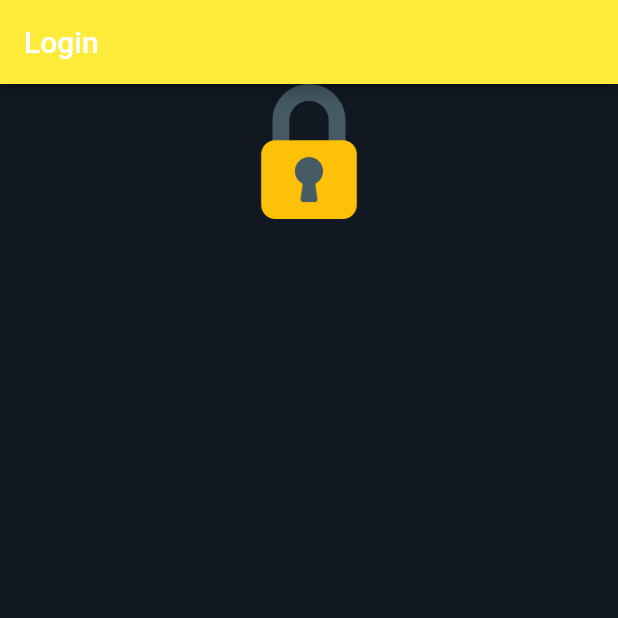
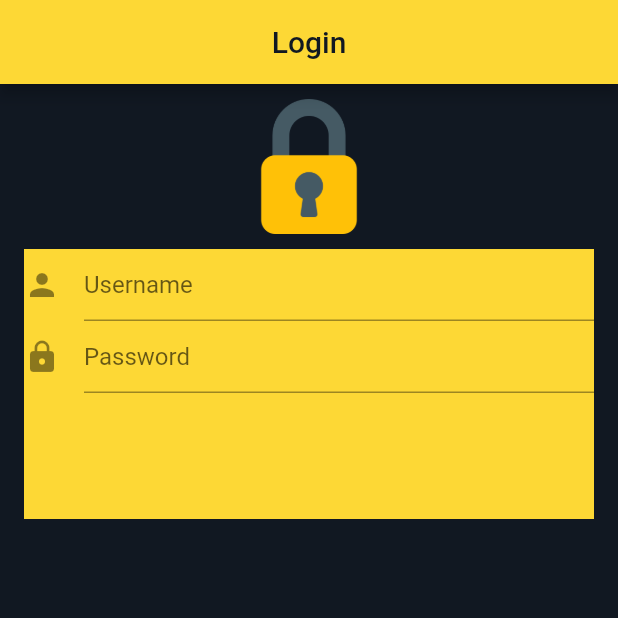
Before and after one commit to mreslamgeek/LoginForm, a Flutter app: the screen it shows after launch, on a phone screen of 412 x 824 dp, the top half of it. Run offline on Flutter 3.47's test engine with Material 2 defaults, Android fonts, the phone set to English and light mode, and no system bars.

Commit message:
add TextFileds

```diff
--- a/lib/UI/login.dart
+++ b/lib/UI/login.dart
@@ -6,22 +6,51 @@ class Login extends StatefulWidget {
 }
 
 class _LoginState extends State<Login> {
+  final TextEditingController _userController = new TextEditingController();
+  final TextEditingController _passController = new TextEditingController();
+
   @override
   Widget build(BuildContext context) {
     return Scaffold(
       appBar: AppBar(
-        title: Text("Login"),
-        backgroundColor: Colors.yellow,
+        title: Text(
+          "Login",
+          style: TextStyle(color: Color.fromRGBO(17, 24, 34, 100)),
+        ),
+        backgroundColor: Colors.yellow[600],
+        centerTitle: true,
       ),
       backgroundColor: Color.fromRGBO(17, 24, 34, 100),
       body: Container(
         alignment: Alignment.topCenter,
         child: Column(
           children: <Widget>[
-            new Image.asset(
-              'images/lock.png',
-              height: 90.0,
-              width: 90.0,
+            Padding(
+              padding: EdgeInsets.only(top: 10.0, bottom: 10.0),
+              child: new Image.asset(
+                'images/lock.png',
+                height: 90.0,
+                width: 90.0,
+              ),
+            ),
+            Container(
+              width: 380.0,
+              height: 180.0,
+              color: Colors.yellow[600],
+              child: Column(
+                children: <Widget>[
+                  TextField(
+                    controller: _userController,
+                    decoration: InputDecoration(
+                        hintText: 'Username', icon: Icon(Icons.person)),
+                  ),
+                  TextField(
+                    controller: _passController,
+                    decoration: InputDecoration(
+                        hintText: 'Password', icon: Icon(Icons.lock)),
+                  ),
+                ],
+              ),
             ),
           ],
         ),
```
